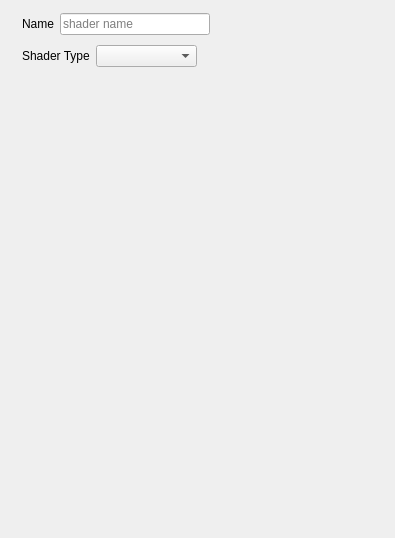
The window that Editor/LuxonEditor.GUI.Qt/ShaderCreation/ShaderCreationWindow.ui (s-rahmani1992/LuxonEngine) describes before a commit, drawn with Qt 5.
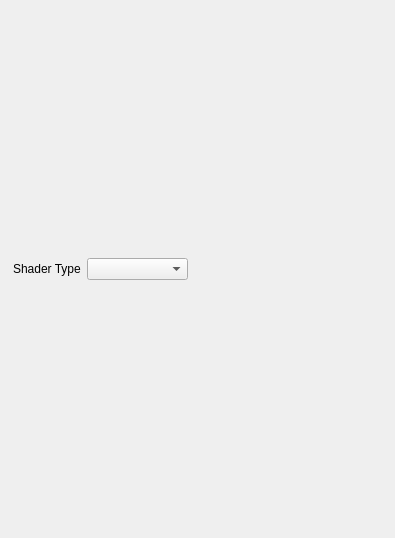
The same window after the commit. Custom widgets are drawn as their Qt base class.

Commit message: Added TextField Widget. Changed some widgets in shader window to textField.

Diff of the .ui file:
```diff
--- a/Editor/LuxonEditor.GUI.Qt/ShaderCreation/ShaderCreationWindow.ui
+++ b/Editor/LuxonEditor.GUI.Qt/ShaderCreation/ShaderCreationWindow.ui
@@ -14,54 +14,29 @@
    <string>ShaderCreationWindow</string>
   </property>
   <layout class="QVBoxLayout" name="verticalLayout">
+   <property name="spacing">
+    <number>2</number>
+   </property>
+   <property name="leftMargin">
+    <number>2</number>
+   </property>
+   <property name="topMargin">
+    <number>2</number>
+   </property>
+   <property name="rightMargin">
+    <number>2</number>
+   </property>
+   <property name="bottomMargin">
+    <number>2</number>
+   </property>
    <item>
-    <widget class="QWidget" name="shaderNameField" native="true">
-     <property name="sizePolicy">
-      <sizepolicy hsizetype="Fixed" vsizetype="Fixed">
-       <horstretch>0</horstretch>
-       <verstretch>0</verstretch>
-      </sizepolicy>
+    <widget class="QTextField" name="shaderNameField">
+     <property name="labelText">
+      <string>File Name</string>
      </property>
-     <layout class="QHBoxLayout" name="horizontalLayout_2">
-      <property name="topMargin">
-       <number>2</number>
-      </property>
-      <property name="bottomMargin">
-       <number>2</number>
-      </property>
-      <item>
-       <widget class="QLabel" name="label_2">
-        <property name="sizePolicy">
-         <sizepolicy hsizetype="Fixed" vsizetype="Fixed">
-          <horstretch>0</horstretch>
-          <verstretch>0</verstretch>
-         </sizepolicy>
-        </property>
-        <property name="text">
-         <string>Name</string>
-        </property>
-       </widget>
-      </item>
-      <item>
-       <widget class="QLineEdit" name="shaderNameTextBox">
-        <property name="sizePolicy">
-         <sizepolicy hsizetype="Minimum" vsizetype="Fixed">
-          <horstretch>0</horstretch>
-          <verstretch>0</verstretch>
-         </sizepolicy>
-        </property>
-        <property name="minimumSize">
-         <size>
-          <width>150</width>
-          <height>0</height>
-         </size>
-        </property>
-        <property name="placeholderText">
-         <string>shader name</string>
-        </property>
-       </widget>
-      </item>
-     </layout>
+     <property name="placeHolder">
+      <string>HLSL name</string>
+     </property>
     </widget>
    </item>
    <item>
@@ -128,7 +103,37 @@
    </item>
    <item>
     <widget class="QWidget" name="typePropertiesContainer" native="true">
+     <property name="sizePolicy">
+      <sizepolicy hsizetype="Preferred" vsizetype="Preferred">
+       <horstretch>0</horstretch>
+       <verstretch>0</verstretch>
+      </sizepolicy>
+     </property>
+     <property name="minimumSize">
+      <size>
+       <width>200</width>
+       <height>0</height>
+      </size>
+     </property>
      <layout class="QFormLayout" name="formLayout">
+      <property name="horizontalSpacing">
+       <number>2</number>
+      </property>
+      <property name="verticalSpacing">
+       <number>2</number>
+      </property>
+      <property name="leftMargin">
+       <number>2</number>
+      </property>
+      <property name="topMargin">
+       <number>2</number>
+      </property>
+      <property name="rightMargin">
+       <number>2</number>
+      </property>
+      <property name="bottomMargin">
+       <number>2</number>
+      </property>
       <item row="0" column="0">
        <widget class="QWidget" name="rasterizationContainer" native="true">
         <property name="enabled">
@@ -144,9 +149,15 @@
          <property name="spacing">
           <number>1</number>
          </property>
+         <property name="leftMargin">
+          <number>2</number>
+         </property>
          <property name="topMargin">
           <number>2</number>
          </property>
+         <property name="rightMargin">
+          <number>2</number>
+         </property>
          <property name="bottomMargin">
           <number>2</number>
          </property>
@@ -182,6 +193,21 @@
          </sizepolicy>
         </property>
         <layout class="QVBoxLayout" name="verticalLayout_3">
+         <property name="spacing">
+          <number>2</number>
+         </property>
+         <property name="leftMargin">
+          <number>2</number>
+         </property>
+         <property name="topMargin">
+          <number>2</number>
+         </property>
+         <property name="rightMargin">
+          <number>2</number>
+         </property>
+         <property name="bottomMargin">
+          <number>2</number>
+         </property>
          <item>
           <widget class="QNullableTextField" name="rayGenField">
            <property name="labelText">
@@ -222,6 +248,11 @@
  </widget>
  <layoutdefault spacing="6" margin="11"/>
  <customwidgets>
+  <customwidget>
+   <class>QTextField</class>
+   <extends>QWidget</extends>
+   <header>QTextField.h</header>
+  </customwidget>
   <customwidget>
    <class>QNullableTextField</class>
    <extends>QWidget</extends>
```
Left out of the diff: 58 changed lines with no effect on the pictures. The commit also changes 12 other files.
